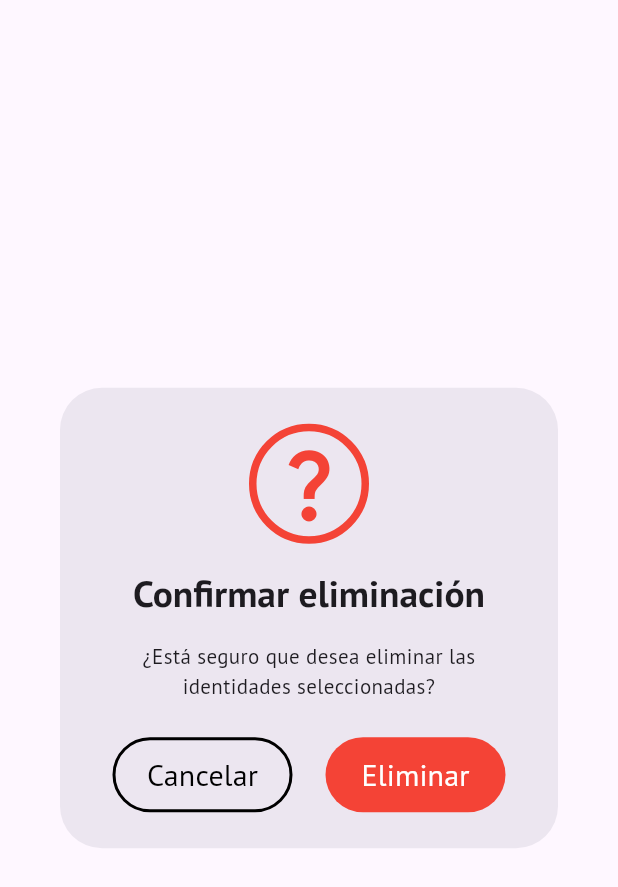
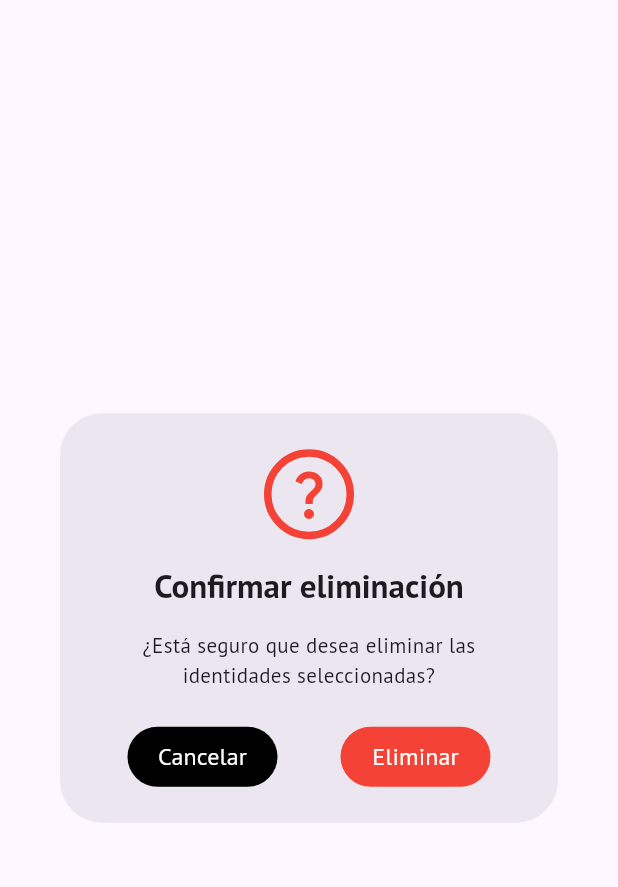
Before and after one commit to MardisIT/identity_mardis, a Flutter app: the CustomDialog widget shown alone on an empty page, opened directly, on a phone screen of 412 x 824 dp. Shown: the top 887 px of the screen. Run offline on Flutter 3.47's test engine with Material 3 defaults, Android fonts, the phone set to English and light mode, and no system bars; our stand-ins replace device_info_plus, flutter_secure_storage, flutter_speed_dial, get, google_fonts, hive and 5 more; missing offline and left inert: pointycastle, qr_code_scanner; accounts and stored records are empty.

Commit message:
Proceso de elminacion

```diff
--- a/lib/core/application/Interfaces/ilogin_qr_provider.dart
+++ b/lib/core/application/Interfaces/ilogin_qr_provider.dart
@@ -4,4 +4,5 @@ import 'package:identity_engine/core/domain/Models/login/login_response.dart';
 abstract class ILoginProvider {
   Future<QRCodeResponse> authenticatior({ required LoginRequestModel loginRequest, required String tenant});
   Future<QRCodeResponse> getUserFromQR({ required String idUser, required String tenant});
+    Future<QRCodeResponse> deleteUserFromQR({ required String idUser, required String tenant});
 }
--- a/lib/core/infrastructure/Apis/Helpers/cliente_api.dart
+++ b/lib/core/infrastructure/Apis/Helpers/cliente_api.dart
@@ -4,13 +4,14 @@ enum Service {
   Login,
   QrLogin,
   QrRegenerate,
+  UnlockUser,
 }
 
 class HTTP {
   static const String Login = "/Supervisor/LoginSupervisor";
   static const String QrLogin = "/login/ScanLoginQR";
   static const String QrRegenerate = "/login/UpdateSecurityCode?IdUser=";
-
+  static const String UnlockUser = "/login/unLockUserSecurityCode?IdUser=";
 
   static String getSufix(Service service) {
     switch (service) {
@@ -20,6 +21,8 @@ class HTTP {
         return QrLogin;
       case Service.QrRegenerate:
         return QrRegenerate;
+      case Service.UnlockUser:
+        return UnlockUser;
       default:
         return "";
     }
--- a/lib/core/infrastructure/Providers/login_provider.dart
+++ b/lib/core/infrastructure/Providers/login_provider.dart
@@ -19,4 +19,10 @@ class LoginProvider extends ILoginProvider {
       {required String idUser, required String tenant}) async {
     return await _loginResponse.getUser(idUser, tenant);
   }
+
+  @override
+  Future<QRCodeResponse> deleteUserFromQR(
+    {required String idUser, required String tenant}) async {
+    return await _loginResponse.unlockUser(idUser, tenant);
+  }
 }
--- a/lib/core/presentation/pages/identities/widgets/identities_container.dart
+++ b/lib/core/presentation/pages/identities/widgets/identities_container.dart
@@ -114,7 +114,7 @@ class IdentitiesContainer extends StatelessWidget {
                               ? controller.identitiesToDelete.contains(identity)
                               : identity.isChecked.value,
                           onChanged: (value) {
-                            controller.toggleCheckbox(identity);
+                            controller.toggleCheckbox(identity, index);
                           },
                           activeColor: Colors.red,
                         )
--- a/lib/core/presentation/widget/custom_dialog.dart
+++ b/lib/core/presentation/widget/custom_dialog.dart
@@ -10,22 +10,22 @@ class CustomDialog extends StatelessWidget {
     final IdentitiesController identitiesController = Get.find();
     return AlertDialog(
       icon: Container(
-        height: 80,
-        width: 80,
+        height: 60,
+        width: 60,
         decoration: BoxDecoration(
           shape: BoxShape.circle,
           border: Border.all(color: Colors.red, width: 5),
         ),
         child: const Icon(
           Icons.question_mark_outlined,
-          size: 60,
+          size: 40,
           color: Colors.red,
         ),
       ),
       title: const Text(
         'Confirmar eliminación',
         style: TextStyle(
-          fontSize: 25,
+          fontSize: 22,
           fontWeight: FontWeight.bold,
         ),
       ),
@@ -38,16 +38,14 @@ class CustomDialog extends StatelessWidget {
           mainAxisAlignment: MainAxisAlignment.spaceAround,
           children: [
             SizedBox(
-              height: 50,
-              width: 120,
+              height: 40,
+              width: 100,
               child: TextButton(
-                style: ButtonStyle(
-                  side: WidgetStateProperty.all(
-                    const BorderSide(
-                      color: Colors.black,
-                      width: 2,
-                    ),
+                 style: ButtonStyle(
+                  backgroundColor: WidgetStateProperty.all<Color>(
+                    Colors.black,
                   ),
+
                 ),
                 onPressed: () {
                   identitiesController.cancelDeleteMode();
@@ -56,15 +54,15 @@ class CustomDialog extends StatelessWidget {
                 child: const Text(
                   'Cancelar',
                   style: TextStyle(
-                    color: Colors.black,
-                    fontSize: 20,
+                    color: Colors.white,
+                    fontSize: 16,
                   ),
                 ),
               ),
             ),
             SizedBox(
-              height: 50,
-              width: 120,
+              height: 40,
+              width: 100,
               child: TextButton(
                 style: ButtonStyle(
                   backgroundColor: WidgetStateProperty.all<Color>(
@@ -79,7 +77,7 @@ class CustomDialog extends StatelessWidget {
                   'Eliminar',
                   style: TextStyle(
                     color: Colors.white,
-                    fontSize: 20,
+                    fontSize: 16,
                   ),
                 ),
               ),
```
Also changed, not shown: lib/core/infrastructure/Apis/request/login_qr_request_get.dart (+23 -0 lines), lib/core/infrastructure/base/userIdentityService.dart (+8 -1 lines), lib/core/presentation/pages/identities/identities_controller.dart (+39 -8 lines), lib/core/presentation/pages/scanner_qr/scanner_controller.dart (+7 -5 lines).
